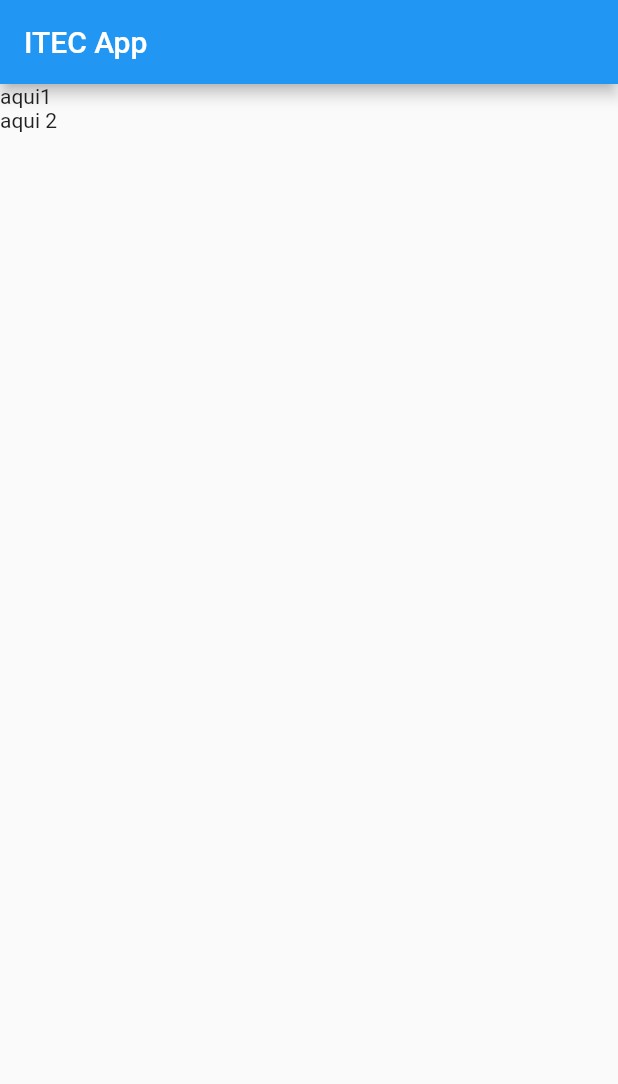
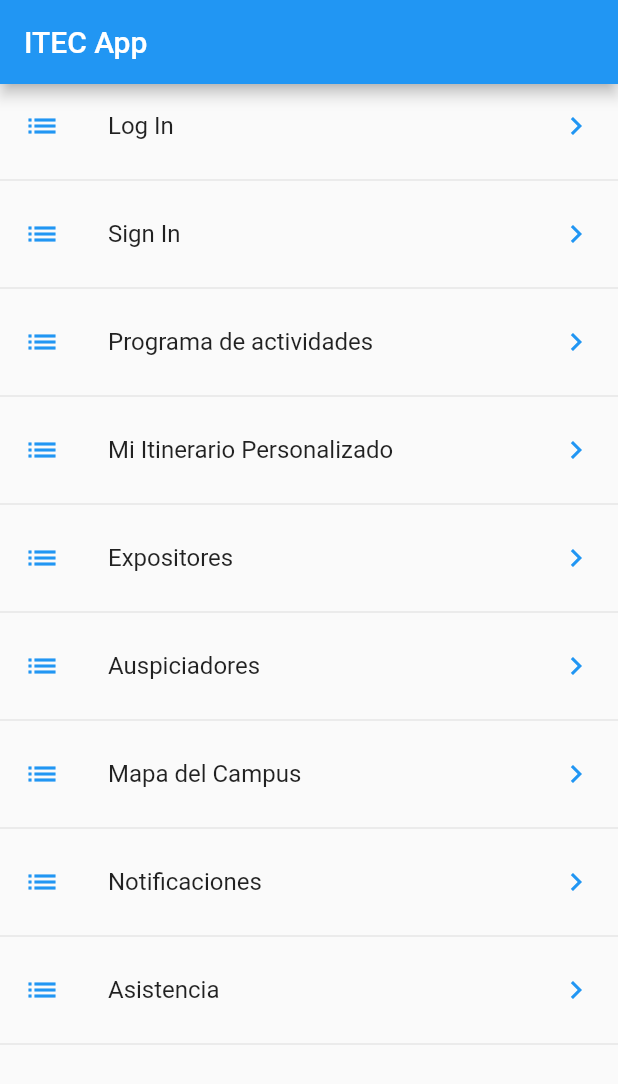
Before and after one commit to fabiola29298/ITECappFrontend, a Flutter app: the screen it shows after launch, on a phone screen of 412 x 824 dp. Shown: the top 1084 px of the screen. Run offline on Flutter 3.47's test engine with Material 2 defaults, Android fonts, the phone set to English and light mode, and no system bars.

Commit message:
creation of routes and pages for user models

```diff
--- /dev/null
+++ b/data/menu_routes.json
@@ -0,0 +1,51 @@
+{
+    "nombreApp": "Rutas",
+    "rutas": [{
+            "ruta": "login",
+            "icon": "avatar",
+            "texto": "Log In"
+        },
+        {
+            "ruta": "signin",
+            "icon": "avatar",
+            "texto": "Sign In"
+        },
+        {
+            "ruta": "programaUser",
+            "icon": "avatar",
+            "texto": "Programa de actividades"
+        },
+        {
+            "ruta": "itinerarioUser",
+            "icon": "avatar",
+            "texto": "Mi Itinerario Personalizado"
+        },
+        {
+            "ruta": "expositoresUser",
+            "icon": "avatar",
+            "texto": "Expositores"
+        },
+        {
+            "ruta": "auspiciadorUser",
+            "icon": "avatar",
+            "texto": "Auspiciadores"
+        },
+        {
+            "ruta": "mapaUser",
+            "icon": "avatar",
+            "texto": "Mapa del Campus"
+        },
+        {
+            "ruta": "notificacionesUser",
+            "icon": "avatar",
+            "texto": "Notificaciones"
+        },
+
+        {
+            "ruta": "asistenciaUser",
+            "icon": "avatar",
+            "texto": "Asistencia"
+        }
+
+    ]
+}
--- a/lib/main.dart
+++ b/lib/main.dart
@@ -1,6 +1,6 @@
 import 'package:flutter/material.dart';
-import 'package:itec_app/pages/home_page.dart';
-import 'package:itec_app/routes/routes.dart';
+import 'package:itec_app/src/pages/home_page.dart';
+import 'package:itec_app/src/routes/routes.dart';
 
 void main() => runApp(MyApp());
 
--- a/lib/pages/home_page.dart
+++ /dev/null
@@ -1,27 +0,0 @@
-import 'package:flutter/material.dart';
-
-class HomePage extends StatelessWidget {
-  @override
-  Widget build(BuildContext context) {
-     return Scaffold(
-       appBar: AppBar(
-         title:Text('ITEC App'),
-       ),
-       body: _lista(),
-     );
-  }
-}
-
-
-  Widget _lista() {
-
-        return ListView(
-          children: <Widget>[
-            Text('aqui1'),
-            Text('aqui 2')
-          ],
-        );
-
-
-
-  }
--- /dev/null
+++ b/lib/src/pages/home_page.dart
@@ -0,0 +1,56 @@
+import 'package:flutter/material.dart';
+
+import 'package:itec_app/src/providers/menu_provider.dart';
+import 'package:itec_app/src/utils/icono_string_util.dart';
+class HomePage extends StatelessWidget {
+  @override
+  Widget build(BuildContext context) {
+     return Scaffold(
+       appBar: AppBar(
+         title:Text('ITEC App'),
+       ),
+       body: _lista(),
+     );
+  }
+  Widget _lista() {
+
+    return FutureBuilder(
+      future: menuProvider.cargarData(),
+      initialData: [],
+      builder: ( context, AsyncSnapshot<List<dynamic>> snapshot ){
+
+        return ListView(
+          children: _listaItems( snapshot.data, context ),
+        );
+
+      },
+    );
+
+
+  }
+  List<Widget> _listaItems( List<dynamic> data, BuildContext context ) {
+
+    final List<Widget> opciones = [];
+
+
+    data.forEach( (opt) {
+
+      final widgetTemp = ListTile(
+        title: Text( opt['texto'] ),
+        leading:  getIcon( opt['icon'] ) ,
+        trailing: Icon ( Icons.keyboard_arrow_right, color: Colors.blue ),
+        onTap: () {
+
+          Navigator.pushNamed(context, opt['ruta'] );
+        },
+      );
+
+      opciones..add( widgetTemp )
+              ..add( Divider() );
+
+    });
+
+    return opciones;
+
+  }
+}
--- /dev/null
+++ b/lib/src/routes/routes.dart
@@ -0,0 +1,32 @@
+import 'package:flutter/material.dart';
+
+
+import 'package:itec_app/src/pages/home_page.dart';
+import 'package:itec_app/src/pages/menu_principal_user/asistencia_page.dart';
+import 'package:itec_app/src/pages/menu_principal_user/auspiciador_page.dart';
+import 'package:itec_app/src/pages/menu_principal_user/expositores_page.dart';
+import 'package:itec_app/src/pages/menu_principal_user/itinerario_page.dart';
+import 'package:itec_app/src/pages/menu_principal_user/mapa_campus_page.dart';
+import 'package:itec_app/src/pages/menu_principal_user/notificaciones_page.dart';
+import 'package:itec_app/src/pages/menu_principal_user/programa_page.dart';
+import 'package:itec_app/src/pages/pantalla_principal/log_in_page.dart';
+import 'package:itec_app/src/pages/pantalla_principal/sign_in_page.dart';
+
+
+Map<String, WidgetBuilder> getAplicationRouter(){
+
+
+  return  <String, WidgetBuilder>{
+         '/'      : (BuildContext context)=> HomePage(),
+         'login'            : (BuildContext context)=> LogInPage(),
+         'signin'           : (BuildContext context)=> SignInPage(),
+         'asistenciaUser'        : (BuildContext context)=> AsistenciaPage(),
+         'expositoresUser'       : (BuildContext context)=> ExpositoresPage(),
+         'auspiciadorUser'       : (BuildContext context)=> AuspiciadorPage(),
+         'itinerarioUser'        : (BuildContext context)=> ItinerarioPage(),
+         'mapaUser'              : (BuildContext context)=> MapaCampusPage(),
+         'notificacionesUser'    : (BuildContext context)=> NotificacionesPage(),
+         'programaUser'          : (BuildContext context)=> ProgramaPage()
+
+  };
+}
--- a/pubspec.yaml
+++ b/pubspec.yaml
@@ -41,9 +41,9 @@ flutter:
   uses-material-design: true
 
   # To add assets to your application, add an assets section, like this:
-  # assets:
-  #  - images/a_dot_burr.jpeg
-  #  - images/a_dot_ham.jpeg
+  assets:
+    - data/menu_routes.json
+    - assets/
 
   # An image asset can refer to one or more resolution-specific "variants", see
   # https://flutter.dev/assets-and-images/#resolution-aware.
```
Also changed, not shown: lib/routes/routes.dart (deleted, +0 -12 lines), lib/src/pages/menu_principal_user/asistencia_page.dart (added, +14 -0 lines), lib/src/pages/menu_principal_user/auspiciador_page.dart (added, +14 -0 lines), lib/src/pages/menu_principal_user/expositores_page.dart (added, +14 -0 lines), lib/src/pages/menu_principal_user/itinerario_page.dart (added, +14 -0 lines), lib/src/pages/menu_principal_user/mapa_campus_page.dart (added, +14 -0 lines), lib/src/pages/menu_principal_user/notificaciones_page.dart (added, +14 -0 lines), lib/src/pages/menu_principal_user/programa_page.dart (added, +14 -0 lines), lib/src/pages/pantalla_principal/log_in_page.dart (added, +14 -0 lines), lib/src/pages/pantalla_principal/sign_in_page.dart (added, +14 -0 lines), lib/src/providers/menu_provider.dart (added, +28 -0 lines), lib/src/utils/icono_string_util.dart (added, +18 -0 lines).
